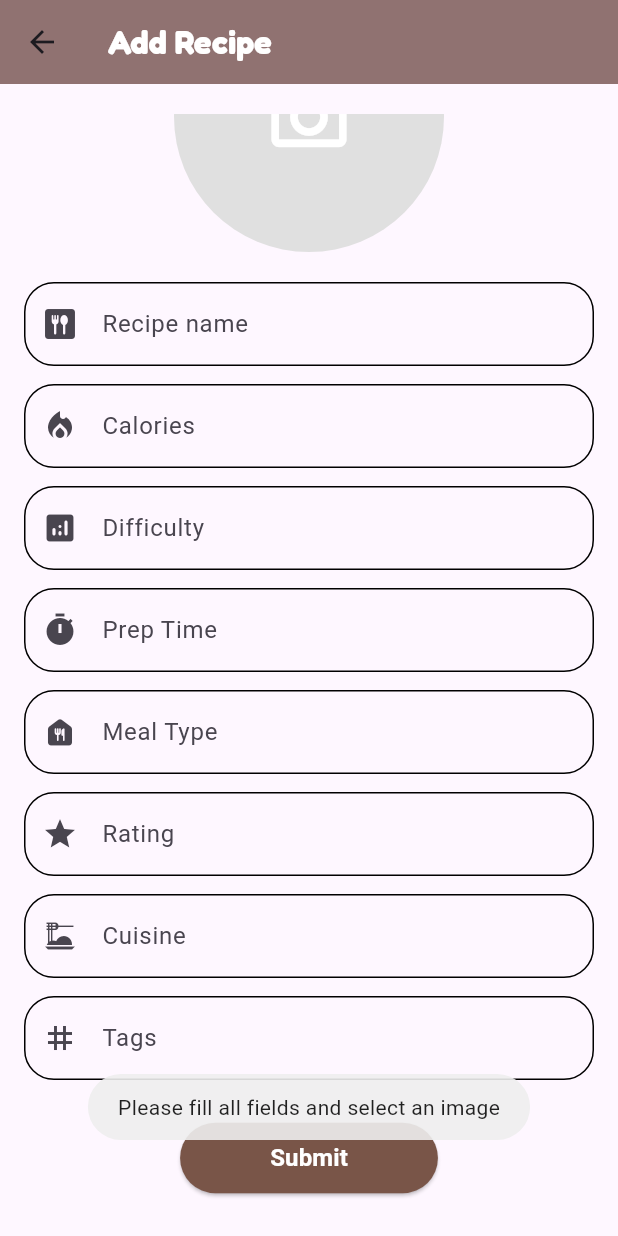
After one commit to Mr11011/recipeo_app, a Flutter app: the AddRecipeScreen screen opened directly, scrolled down 88 dp, after a tap on "Submit", on a phone screen of 412 x 824 dp. The commit adds this screen. Run offline on Flutter 3.47's test engine with Material 3 defaults, Android fonts, the light colour scheme and no system bars; our stand-ins replace bloc, cloud_firestore, conditional_builder_null_safety, device_preview, firebase_auth, firebase_core and 5 more; missing offline and left inert: flutter_pannable_rating_bar; accounts and stored records are empty; Roboto replaces fonts that are missing (fredoka).

Commit message:
Add Recipe screen

```diff
--- a/lib/features/auth/views/profile.dart
+++ b/lib/features/auth/views/profile.dart
@@ -39,7 +39,7 @@ class _ProfileScreenState extends State<ProfileScreen> {
           backgroundColor: Colors.brown.withOpacity(0.8),
           title: const Text(
             "User Profile",
-            style: TextStyle(fontWeight: FontWeight.bold, fontFamily: 'fredoka'),
+            style: TextStyle(fontWeight: FontWeight.bold, fontFamily: 'fredoka',color: Colors.white),
           ),
           centerTitle: true,
           elevation: 0,
--- /dev/null
+++ b/lib/features/recipe_feed/views/add_recipe_screen.dart
@@ -0,0 +1,240 @@
+import 'dart:io';
+import 'package:flutter/material.dart';
+import 'package:fluttertoast/fluttertoast.dart';
+import 'package:image_picker/image_picker.dart';
+import 'package:cloud_firestore/cloud_firestore.dart';
+import 'package:recipe_sharing/Core/textfield.dart';
+
+class AddRecipeScreen extends StatefulWidget {
+  const AddRecipeScreen({super.key});
+
+  @override
+  State<AddRecipeScreen> createState() => _AddRecipeScreenState();
+}
+
+class _AddRecipeScreenState extends State<AddRecipeScreen> {
+  final TextEditingController recipeNameController = TextEditingController();
+  final TextEditingController cuisineNameController = TextEditingController();
+  final TextEditingController tagsController = TextEditingController();
+  final TextEditingController caloriesController = TextEditingController();
+  final TextEditingController difficulityController = TextEditingController();
+  final TextEditingController prepTimeController = TextEditingController();
+  final TextEditingController mealtypeController = TextEditingController();
+  final TextEditingController ratingController = TextEditingController();
+
+  final ImagePicker _picker = ImagePicker();
+  XFile? _selectedImage;
+
+  bool isLoading = false;
+
+  Future<void> _pickImageFromGallery() async {
+    final XFile? image = await _picker.pickImage(source: ImageSource.gallery);
+
+    if (image != null) {
+      setState(() {
+        _selectedImage = image;
+      });
+      Fluttertoast.showToast(msg: "Image Selected");
+    } else {
+      Fluttertoast.showToast(msg: "No Image Selected");
+    }
+  }
+
+  void _clearFields() {
+    recipeNameController.clear();
+    caloriesController.clear();
+    difficulityController.clear();
+    tagsController.clear();
+    cuisineNameController.clear();
+    prepTimeController.clear();
+    mealtypeController.clear();
+    ratingController.clear();
+    setState(() {
+      _selectedImage = null;
+    });
+    Fluttertoast.showToast(msg: "Fields cleared!");
+  }
+
+  Future<void> _submitRecipe() async {
+    if (recipeNameController.text.isEmpty ||
+        caloriesController.text.isEmpty ||
+        difficulityController.text.isEmpty ||
+        prepTimeController.text.isEmpty ||
+        mealtypeController.text.isEmpty ||
+        ratingController.text.isEmpty ||
+        cuisineNameController.text.isEmpty ||
+        tagsController.text.isEmpty ||
+        _selectedImage == null) {
+      Fluttertoast.showToast(msg: "Please fill all fields and select an image");
+      return;
+    }
+
+    setState(() {
+      isLoading = true;
+    });
+
+    try {
+      await FirebaseFirestore.instance.collection('recipes').add({
+        'recipe_name': recipeNameController.text,
+        'calories': int.parse(caloriesController.text),
+        'difficulity': difficulityController.text,
+        'prepTimeMinutes': int.parse(prepTimeController.text),
+        'meal_type': mealtypeController.text.split(','), // Split by commas
+        'rating': double.parse(ratingController.text),
+        'cuisine': cuisineNameController.text,
+        'tags': tagsController.text.split(','), // Split by commas
+        'image': _selectedImage!.path, // Use the local image path for now
+      });
+
+      Fluttertoast.showToast(msg: "Recipe added successfully!");
+      _clearFields();
+    } catch (e) {
+      Fluttertoast.showToast(msg: "Error: $e");
+    } finally {
+      setState(() {
+        isLoading = false;
+      });
+    }
+  }
+
+  @override
+  Widget build(BuildContext context) {
+    return Scaffold(
+      appBar: AppBar(
+        title: const Text("Add Recipe",style: TextStyle(color: Colors.white,fontFamily: 'fredoka',fontWeight: FontWeight.bold),),
+        elevation: 0,
+        backgroundColor: Colors.brown.withOpacity(0.8),
+      ),
+      body: Padding(
+        padding: const EdgeInsets.symmetric(horizontal: 16.0, vertical: 20.0),
+        child: SingleChildScrollView(
+          physics: const BouncingScrollPhysics(),
+          child: Column(
+            crossAxisAlignment: CrossAxisAlignment.start,
+            children: [
+              // Image Selection Section
+              Center(
+                child: GestureDetector(
+                  onTap: _pickImageFromGallery,
+                  child: Container(
+                    height: 180,
+                    width: 180,
+                    decoration: BoxDecoration(
+                      shape: BoxShape.circle,
+                      color: Colors.grey.shade300,
+                      image: _selectedImage != null
+                          ? DecorationImage(
+                              image: FileImage(File(_selectedImage!.path)),
+                              fit: BoxFit.cover,
+                            )
+                          : null,
+                    ),
+                    child: _selectedImage == null
+                        ? const Icon(
+                            Icons.camera_alt_outlined,
+                            color: Colors.white,
+                            size: 60,
+                          )
+                        : null,
+                  ),
+                ),
+              ),
+              const SizedBox(height: 20),
+
+              // Input Fields
+              CustomTextFormField(
+                labelText: "Recipe name",
+                hintText: "Enter your recipe name",
+                controller: recipeNameController,
+                prefixIcon: Icons.dining_rounded,
+              ),
+              const SizedBox(height: 12),
+              CustomTextFormField(
+                labelText: "Calories",
+                hintText: "Enter the calories",
+                keyboardType: TextInputType.number,
+                controller: caloriesController,
+                prefixIcon: Icons.local_fire_department,
+              ),
+              const SizedBox(height: 12),
+              CustomTextFormField(
+                labelText: "Difficulty",
+                hintText: "Enter difficulty level",
+                controller: difficulityController,
+                prefixIcon: Icons.analytics_rounded,
+              ),
+              const SizedBox(height: 12),
+              CustomTextFormField(
+                labelText: "Prep Time",
+                hintText: "Enter preparation time (in minutes)",
+                keyboardType: TextInputType.number,
+                controller: prepTimeController,
+                prefixIcon: Icons.timer,
+              ),
+              const SizedBox(height: 12),
+              CustomTextFormField(
+                labelText: "Meal Type",
+                hintText: "Enter meal type (e.g., Breakfast, Lunch)",
+                controller: mealtypeController,
+                prefixIcon: Icons.food_bank_rounded,
+              ),
+              const SizedBox(height: 12),
+              CustomTextFormField(
+                labelText: "Rating",
+                hintText: "Enter rating (1-5)",
+                keyboardType: TextInputType.number,
+                controller: ratingController,
+                prefixIcon: Icons.star,
+              ),
+              const SizedBox(height: 12),
+              CustomTextFormField(
+                labelText: "Cuisine",
+                hintText: "Enter cuisine name (e.g., Italian)",
+                controller: cuisineNameController,
+                prefixIcon: Icons.dinner_dining,
+              ),
+              const SizedBox(height: 12),
+              CustomTextFormField(
+                labelText: "Tags",
+                hintText: "Enter tags separated by commas",
+                controller: tagsController,
+                prefixIcon: Icons.tag,
+              ),
+              const SizedBox(height: 20),
+
+              // Submit Button
+              isLoading
+                  ? const Center(child: CircularProgressIndicator())
+                  : Center(
+                      child: Padding(
+                        padding: const EdgeInsets.all(8.0),
+                        child: ElevatedButton(
+                          style: ElevatedButton.styleFrom(
+                            iconColor: Colors.brown,
+                            backgroundColor:  Colors.brown ,
+
+                            shape: RoundedRectangleBorder(
+                              borderRadius: BorderRadius.circular(30),
+                            ),
+                            padding: const EdgeInsets.symmetric(
+                                horizontal: 60, vertical: 12),
+                          ),
+                          onPressed: _submitRecipe,
+                          child: const Text(
+                            "Submit",
+                            style: TextStyle(
+                              fontSize: 16,
+                              color: Colors.white,
+                              fontWeight: FontWeight.bold,
+                            ),
+                          ),
+                        ),
+                      ),
+                    ),
+            ],
+          ),
+        ),
+      ),
+    );
+  }
+}
--- a/pubspec.yaml
+++ b/pubspec.yaml
@@ -43,10 +43,11 @@ dependencies:
   shared_preferences: ^2.2.3
   flutter_bloc: ^8.1.6
   bloc: ^8.1.4
-  dartz: ^0.10.1
+  image_picker: ^1.1.2
   device_preview: ^1.2.0
   http: ^1.2.2
   flutter_pannable_rating_bar: ^2.7.2+1
+  cloud_firestore:
 
 
 
```
Also changed, not shown: lib/features/recipe_feed/controller/recipe_cubit.dart (+16 -1 lines), lib/features/recipe_feed/model/recipe_model.dart (+21 -34 lines), lib/features/recipe_feed/recipe_data_service.dart (+21 -1 lines), lib/features/recipe_feed/views/details_screen.dart (+46 -0 lines), lib/main.dart (+30 -2 lines), lib/on_boarding.dart (+5 -5 lines), pubspec.lock, 8 other files.
